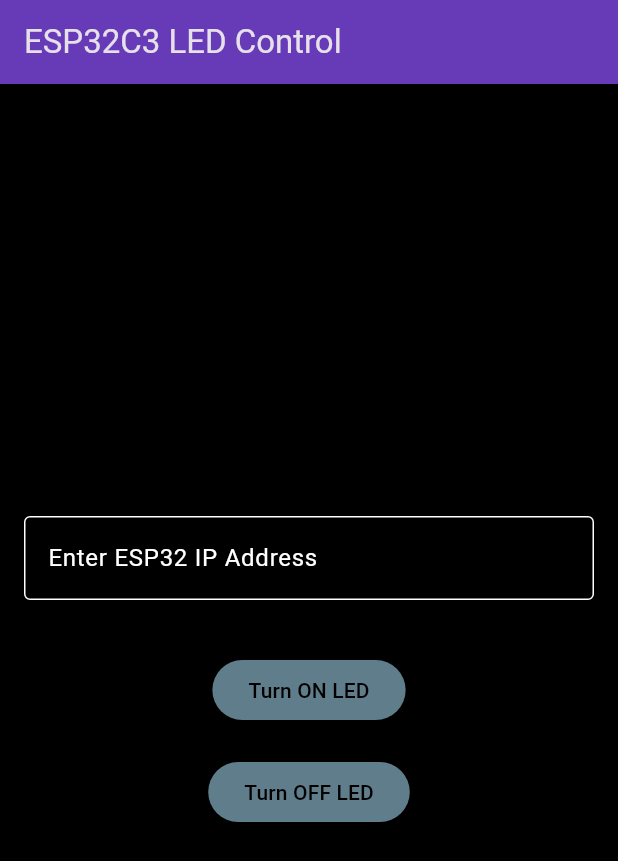
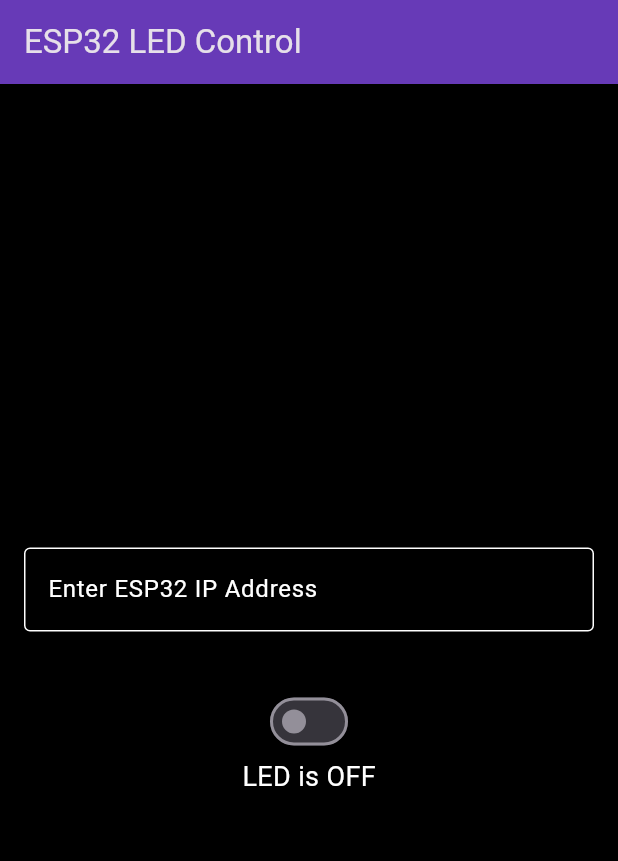
Before and after one commit to vs11official/led_controller, a Flutter app: the screen it shows after launch, on a phone screen of 412 x 824 dp. Shown: the top 861 px of the screen. Run offline on Flutter 3.47's test engine with Material 3 defaults, Android fonts, the phone set to English and light mode, and no system bars.

Commit message:
Android product

```diff
--- a/lib/main.dart
+++ b/lib/main.dart
@@ -6,7 +6,7 @@ void main() {
 }
 
 class LEDControlApp extends StatelessWidget {
-  const LEDControlApp({Key? key}) : super(key: key);
+  const LEDControlApp({super.key});
 
   @override
   Widget build(BuildContext context) {
@@ -17,7 +17,7 @@ class LEDControlApp extends StatelessWidget {
         primaryColor: Colors.black,
         scaffoldBackgroundColor: Colors.black,
         textTheme: const TextTheme(
-          bodyLarge: TextStyle(color: Colors.white), // Updated text theme
+          bodyLarge: TextStyle(color: Colors.white),
           bodyMedium: TextStyle(color: Colors.white),
         ),
         inputDecorationTheme: const InputDecorationTheme(
@@ -42,7 +42,7 @@ class LEDControlApp extends StatelessWidget {
 }
 
 class LEDControlHomePage extends StatefulWidget {
-  const LEDControlHomePage({Key? key}) : super(key: key);
+  const LEDControlHomePage({super.key});
 
   @override
   _LEDControlHomePageState createState() => _LEDControlHomePageState();
@@ -51,38 +51,77 @@ class LEDControlHomePage extends StatefulWidget {
 class _LEDControlHomePageState extends State<LEDControlHomePage> {
   final TextEditingController _ipController = TextEditingController();
   String? esp32Url;
+  bool isLedOn = false;
 
+  // Validate IP address format
+  bool isValidIP(String ip) {
+    final regex = RegExp(r'^(?:\d{1,3}\.){3}\d{1,3}$');
+    return regex.hasMatch(ip);
+  }
+
+  // Show feedback to the user
+  void _showSnackBar(String message, {bool isError = false}) {
+    ScaffoldMessenger.of(context).showSnackBar(
+      SnackBar(
+        content: Text(message),
+        backgroundColor: isError ? Colors.red : Colors.green,
+      ),
+    );
+  }
+
+  // Turn ON LED
   Future<void> _turnOnLED() async {
     if (esp32Url != null) {
+      try {
         final response = await http.get(Uri.parse('$esp32Url/led/on'));
         if (response.statusCode == 200) {
-        print('LED Turned ON');
+          _showSnackBar('LED Turned ON');
         } else {
-        print('Failed to turn on LED');
+          _showSnackBar('Failed to turn on LED', isError: true);
+        }
+      } catch (e) {
+        _showSnackBar('Error: $e', isError: true);
       }
     } else {
-      print('Please enter the IP address first.');
+      _showSnackBar('Please enter a valid IP address', isError: true);
     }
   }
 
+  // Turn OFF LED
   Future<void> _turnOffLED() async {
     if (esp32Url != null) {
+      try {
         final response = await http.get(Uri.parse('$esp32Url/led/off'));
         if (response.statusCode == 200) {
-        print('LED Turned OFF');
+          _showSnackBar('LED Turned OFF');
         } else {
-        print('Failed to turn off LED');
+          _showSnackBar('Failed to turn off LED', isError: true);
+        }
+      } catch (e) {
+        _showSnackBar('Error: $e', isError: true);
       }
     } else {
-      print('Please enter the IP address first.');
+      _showSnackBar('Please enter a valid IP address', isError: true);
     }
+  }
+
+  // Toggle LED
+  void _toggleLED() {
+    if (isLedOn) {
+      _turnOffLED();
+    } else {
+      _turnOnLED();
+    }
+    setState(() {
+      isLedOn = !isLedOn;
+    });
   }
 
   @override
   Widget build(BuildContext context) {
     return Scaffold(
       appBar: AppBar(
-        title: const Text('ESP32C3 LED Control'),
+        title: const Text('ESP32 LED Control'),
         backgroundColor: Colors.deepPurple,
       ),
       body: Center(
@@ -99,29 +138,26 @@ class _LEDControlHomePageState extends State<LEDControlHomePage> {
                 ),
                 style: const TextStyle(color: Colors.white),
                 onChanged: (value) {
+                  if (isValidIP(value)) {
                     setState(() {
                       esp32Url = 'http://$value';
                     });
+                  } else {
+                    esp32Url = null;
+                  }
                 },
               ),
             ),
             const SizedBox(height: 20),
-            ElevatedButton(
-              onPressed: _turnOnLED,
-              child: const Text('Turn ON LED'),
-              style: ElevatedButton.styleFrom(
-                backgroundColor: Colors.blueGrey,
-                foregroundColor: Colors.black,
+            Switch(
+              value: isLedOn,
+              onChanged: (value) {
+                _toggleLED();
+              },
             ),
-            ),
-            const SizedBox(height: 20),
-            ElevatedButton(
-              onPressed: _turnOffLED,
-              child: const Text('Turn OFF LED'),
-              style: ElevatedButton.styleFrom(
-                backgroundColor: Colors.blueGrey,
-                foregroundColor: Colors.black,
-              ),
+            Text(
+              isLedOn ? 'LED is ON' : 'LED is OFF',
+              style: const TextStyle(fontSize: 18, color: Colors.white),
             ),
           ],
         ),
```
Also changed, not shown: pubspec.lock, 3 other files. Lines whose indentation alone changed are shown as unchanged.
